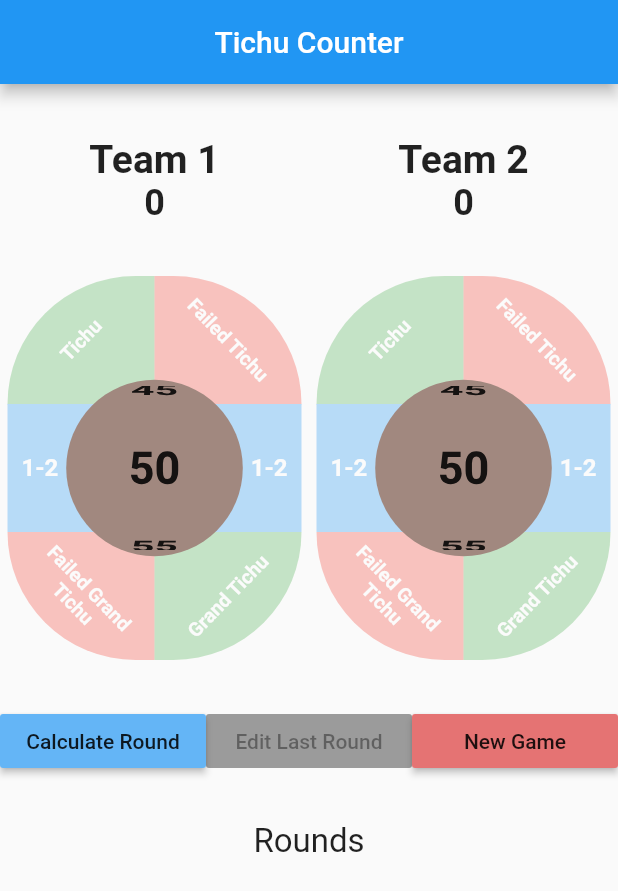
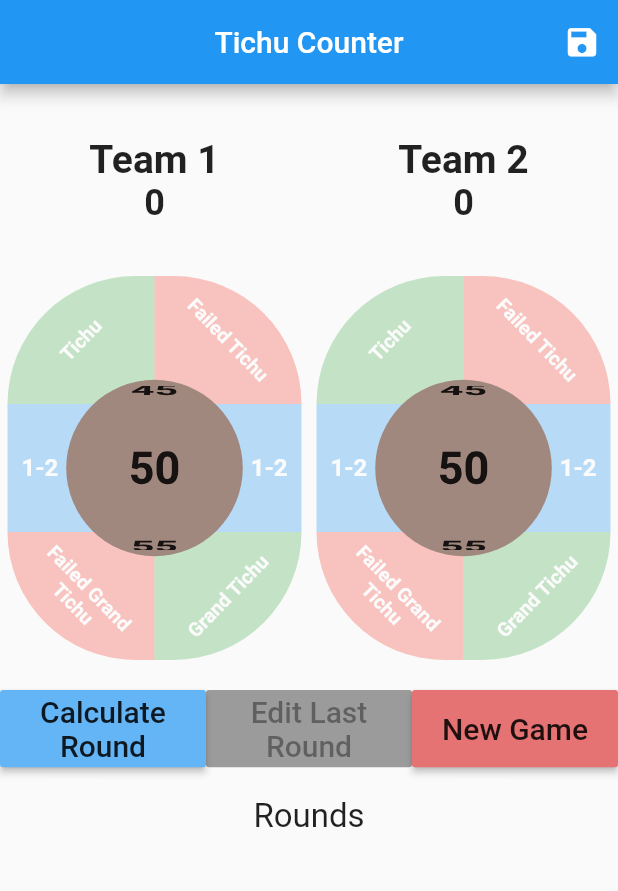
Before and after one commit to Dimitriscs1567/Tichu-Counter, a Flutter app: the screen it shows after launch, on a phone screen of 412 x 824 dp. Shown: the top 891 px of the screen. Run offline on Flutter 3.47's test engine with Material 2 defaults, Android fonts, the light colour scheme and no system bars; our stand-ins replace sembast; missing offline and left inert: property_change_notifier; statements that could not run were skipped.

Commit message:
added save functionality and better ui and scrolling behaviour

```diff
--- a/lib/models/round.dart
+++ b/lib/models/round.dart
@@ -7,11 +7,11 @@ class Round{
 
   Map<String, Map<String, dynamic>> _roundState;
 
-  Round(this._number, this._team1Name, this._team2Name, int points1, int points2){
+  Round(this._number, this._team1Name, this._team2Name){
 
     _roundState = {
       _team1Name: {
-        "Points": points1,
+        "Points": 50,
         "Tichu": false,
         "Grand Tichu": false,
         "Failed Tichu": false,
@@ -19,7 +19,7 @@ class Round{
         "1-2": false,
       },
       _team2Name: {
-        "Points": points2,
+        "Points": 50,
         "Tichu": false,
         "Grand Tichu": false,
         "Failed Tichu": false,
@@ -28,6 +28,24 @@ class Round{
       },
     };
   }
+
+  Round.fromMap(Map<String, dynamic> roundMap){
+    _number = roundMap["number"];
+    _team1Name = roundMap["team1Name"];
+    _team2Name = roundMap["team2Name"];
+    _team1Score = roundMap["team1Score"];
+    _team2Score = roundMap["team2Score"];
+    _roundState = {...roundMap["roundState"]};
+  }
+
+  Map<String, dynamic> toMap() => {
+    "number": _number,
+    "team1Name": _team1Name,
+    "team2Name": _team2Name,
+    "team1Score": _team1Score,
+    "team2Score": _team2Score,
+    "roundState": _roundState,
+  };
 
   int get number => _number;
 
--- a/lib/pages/home_page.dart
+++ b/lib/pages/home_page.dart
@@ -1,5 +1,6 @@
 import 'package:flutter/material.dart';
 import 'package:tichucounter/services/data.dart';
+import 'package:tichucounter/services/storage.dart';
 import 'package:tichucounter/widgets/round_as_text.dart';
 import 'package:tichucounter/widgets/team_circle.dart';
 
@@ -11,12 +12,13 @@ class HomePage extends StatefulWidget {
 class _HomePageState extends State<HomePage> {
   final Data data = Data();
   final TextEditingController nameController = TextEditingController();
+  final key = GlobalKey<ScaffoldState>();
 
   @override
   void initState() {
     data.addListener((){
       setState(() {});
-    }, ["TotalPoints"]);
+    }, ["TotalPoints Team1 Team2 Points"]);
 
     super.initState();
   }
@@ -25,8 +27,27 @@ class _HomePageState extends State<HomePage> {
   Widget build(BuildContext context) {
 
     return Scaffold(
+      key: key,
       appBar: AppBar(
         title: Text('Tichu Counter'),
+        actions: <Widget>[
+          IconButton(
+            icon: const Icon(Icons.save),
+            iconSize: 25.0,
+            onPressed: (){
+              Storage.storeGame(data.game).whenComplete((){
+                Storage.fetchGame().then((game){
+                  print(game.toMap()["totalPoints"].toString());
+                });
+                key.currentState.showSnackBar(SnackBar(
+                  elevation: 10.0,
+                  content: Text("Game Saved"),
+                  duration: Duration(seconds: 3),
+                ));
+              });
+            },
+          )
+        ],
         centerTitle: true,
       ),
       body: Column(
@@ -51,7 +72,7 @@ class _HomePageState extends State<HomePage> {
               child: Column(
                 children: <Widget>[
                   Container(
-                    margin: const EdgeInsets.symmetric(vertical: 30.0),
+                    margin: const EdgeInsets.symmetric(vertical: 20.0),
                     child: _buttonRow(),
                   ),
                   Container(
@@ -134,33 +155,41 @@ class _HomePageState extends State<HomePage> {
     return Row(
       children: <Widget>[
         Container(
+          height: MediaQuery.of(context).size.height / 16,
           width: MediaQuery.of(context).size.width / 3,
           child: RaisedButton(
             color: Colors.blue[300],
             onPressed: (){ data.setTotalPoints(false); },
             child: Text("Calculate Round",
+              style: TextStyle(fontSize: 20.0),
               textAlign: TextAlign.center,
             ),
           ),
         ),
         Container(
           width: MediaQuery.of(context).size.width / 3,
+          height: MediaQuery.of(context).size.height / 16,
           child: RaisedButton(
             color: Colors.yellow[300],
             onPressed: data.game.rounds.length > 1
                 ? (){ data.setTotalPoints(true); }
                 : null,
             child: Text("Edit Last Round",
+              style: TextStyle(fontSize: 20.0),
               textAlign: TextAlign.center,
             ),
           ),
         ),
         Container(
           width: MediaQuery.of(context).size.width / 3,
+          height: MediaQuery.of(context).size.height / 16,
           child: RaisedButton(
             color: Colors.red[300],
             onPressed: (){ newGameDialog(); },
-            child: Text("New Game"),
+            child: Text("New Game",
+              style: TextStyle(fontSize: 20.0),
+              textAlign: TextAlign.center,
+            ),
           ),
         ),
       ],
```
Also changed, not shown: lib/models/game.dart (+27 -2 lines), lib/services/data.dart (+7 -5 lines), lib/services/storage.dart (added, +43 -0 lines), lib/widgets/team_circle.dart (+11 -6 lines), pubspec.yaml (+3 -4 lines), pubspec.lock.
